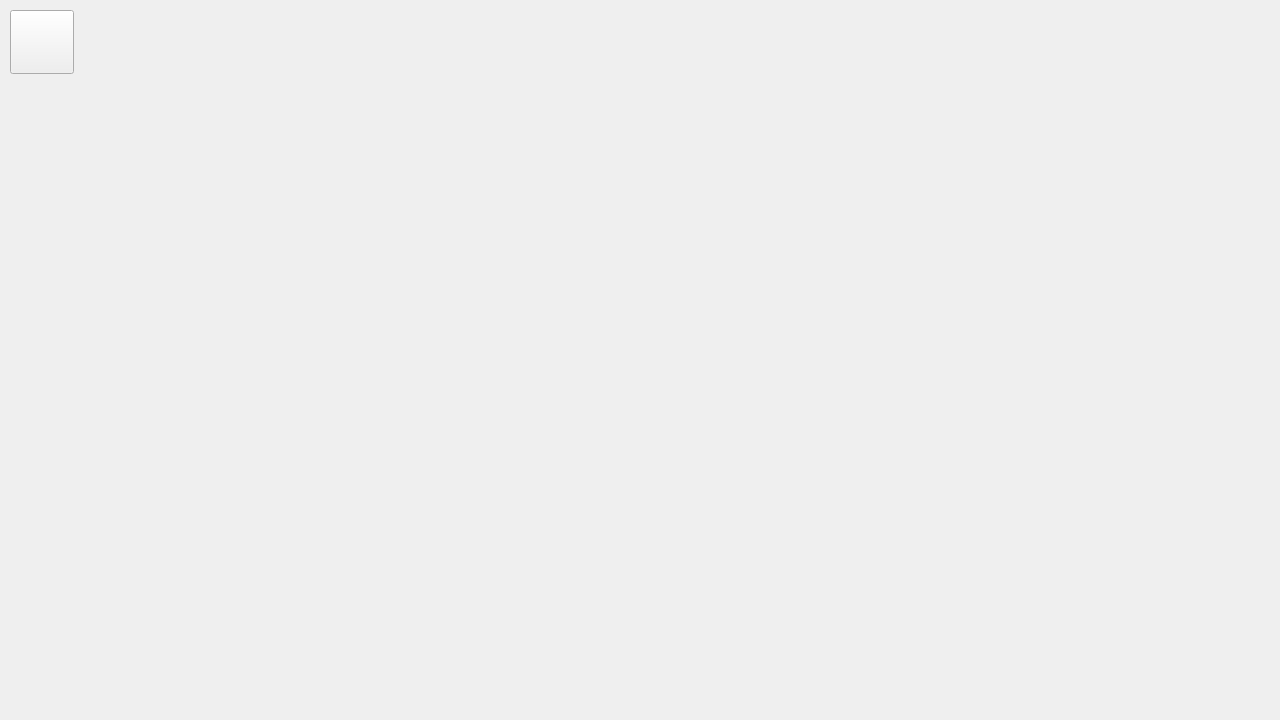
Before: the Qt Designer form MorseCodeLearner/lessonselectwindow.ui in UofU-CS3505/cs3505-assignment9-the_tigers, drawn with Qt 5.
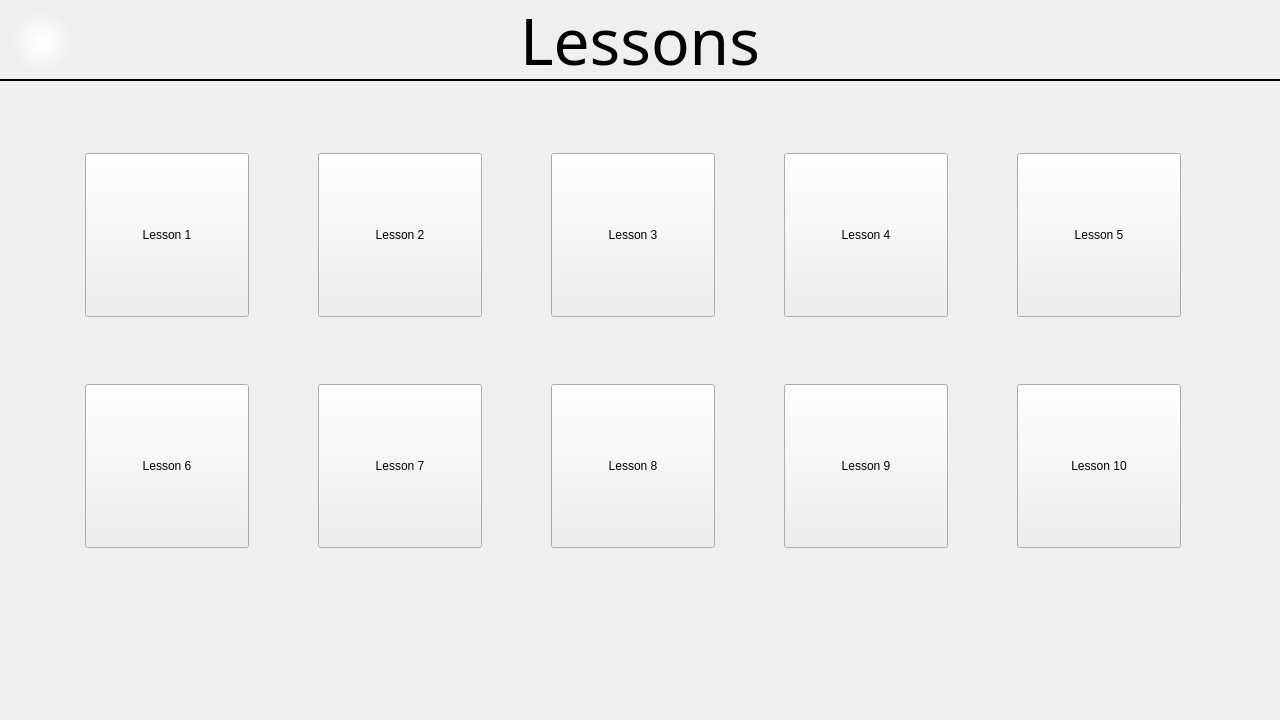
After: the same form once the commit is applied.

Commit message: Added skeleton lesson select window

What changed in the file:
```diff
--- a/MorseCodeLearner/lessonselectwindow.ui
+++ b/MorseCodeLearner/lessonselectwindow.ui
@@ -13,18 +13,282 @@
   <property name="windowTitle">
    <string>Form</string>
   </property>
-  <widget class="QPushButton" name="backButton">
+  <widget class="QFrame" name="headerFrame">
    <property name="geometry">
     <rect>
-     <x>10</x>
-     <y>10</y>
-     <width>64</width>
-     <height>64</height>
+     <x>0</x>
+     <y>0</y>
+     <width>1281</width>
+     <height>81</height>
     </rect>
    </property>
-   <property name="text">
-    <string/>
+   <property name="styleSheet">
+    <string notr="true">border: none;
+border-bottom: 2px solid black;</string>
    </property>
+   <property name="frameShape">
+    <enum>QFrame::Shape::NoFrame</enum>
+   </property>
+   <property name="frameShadow">
+    <enum>QFrame::Shadow::Sunken</enum>
+   </property>
+   <property name="lineWidth">
+    <number>1</number>
+   </property>
+   <widget class="QLabel" name="headerLabel">
+    <property name="geometry">
+     <rect>
+      <x>0</x>
+      <y>0</y>
+      <width>1280</width>
+      <height>81</height>
+     </rect>
+    </property>
+    <property name="font">
+     <font>
+      <family>Old London</family>
+      <pointsize>48</pointsize>
+     </font>
+    </property>
+    <property name="lineWidth">
+     <number>-1</number>
+    </property>
+    <property name="text">
+     <string>Lessons</string>
+    </property>
+    <property name="alignment">
+     <set>Qt::AlignmentFlag::AlignCenter</set>
+    </property>
+   </widget>
+   <widget class="QPushButton" name="backButton">
+    <property name="geometry">
+     <rect>
+      <x>10</x>
+      <y>10</y>
+      <width>64</width>
+      <height>64</height>
+     </rect>
+    </property>
+    <property name="cursor">
+     <cursorShape>PointingHandCursor</cursorShape>
+    </property>
+    <property name="focusPolicy">
+     <enum>Qt::FocusPolicy::ClickFocus</enum>
+    </property>
+    <property name="styleSheet">
+     <string notr="true">border: none;
+background-color: transparent;
+background: qradialgradient(spread:pad, cx:0.5, cy:0.5, radius:0.5, fx:0.5, fy:0.5, stop:0 rgba(255, 255, 255, 255), stop:1 rgba(255, 255, 255, 0));</string>
+    </property>
+    <property name="text">
+     <string/>
+    </property>
+   </widget>
+  </widget>
+  <widget class="QWidget" name="gridLayoutWidget">
+   <property name="geometry">
+    <rect>
+     <x>40</x>
+     <y>110</y>
+     <width>1191</width>
+     <height>481</height>
+    </rect>
+   </property>
+   <layout class="QGridLayout" name="gridLayout" rowminimumheight="0,0,0" columnminimumwidth="0,0,0,0,0">
+    <property name="spacing">
+     <number>24</number>
+    </property>
+    <item row="0" column="2">
+     <widget class="QPushButton" name="lesson3Button">
+      <property name="minimumSize">
+       <size>
+        <width>164</width>
+        <height>164</height>
+       </size>
+      </property>
+      <property name="maximumSize">
+       <size>
+        <width>164</width>
+        <height>164</height>
+       </size>
+      </property>
+      <property name="text">
+       <string>Lesson 3</string>
+      </property>
+     </widget>
+    </item>
+    <item row="0" column="1">
+     <widget class="QPushButton" name="lesson2Button">
+      <property name="minimumSize">
+       <size>
+        <width>164</width>
+        <height>164</height>
+       </size>
+      </property>
+      <property name="maximumSize">
+       <size>
+        <width>164</width>
+        <height>164</height>
+       </size>
+      </property>
+      <property name="text">
+       <string>Lesson 2</string>
+      </property>
+     </widget>
+    </item>
+    <item row="0" column="0">
+     <widget class="QPushButton" name="lesson1Button">
+      <property name="minimumSize">
+       <size>
+        <width>164</width>
+        <height>164</height>
+       </size>
+      </property>
+      <property name="maximumSize">
+       <size>
+        <width>164</width>
+        <height>164</height>
+       </size>
+      </property>
+      <property name="text">
+       <string>Lesson 1</string>
+      </property>
+     </widget>
+    </item>
+    <item row="0" column="3">
+     <widget class="QPushButton" name="lesson4Button">
+      <property name="minimumSize">
+       <size>
+        <width>164</width>
+        <height>164</height>
+       </size>
+      </property>
+      <property name="maximumSize">
+       <size>
+        <width>164</width>
+        <height>164</height>
+       </size>
+      </property>
+      <property name="text">
+       <string>Lesson 4</string>
+      </property>
+     </widget>
+    </item>
+    <item row="0" column="4">
+     <widget class="QPushButton" name="lesson5Button">
+      <property name="minimumSize">
+       <size>
+        <width>164</width>
+        <height>164</height>
+       </size>
+      </property>
+      <property name="maximumSize">
+       <size>
+        <width>164</width>
+        <height>164</height>
+       </size>
+      </property>
+      <property name="text">
+       <string>Lesson 5</string>
+      </property>
+     </widget>
+    </item>
+    <item row="1" column="3">
+     <widget class="QPushButton" name="lesson9Button">
+      <property name="minimumSize">
+       <size>
+        <width>164</width>
+        <height>164</height>
+       </size>
+      </property>
+      <property name="maximumSize">
+       <size>
+        <width>164</width>
+        <height>164</height>
+       </size>
+      </property>
+      <property name="text">
+       <string>Lesson 9</string>
+      </property>
+     </widget>
+    </item>
+    <item row="1" column="2">
+     <widget class="QPushButton" name="lesson8Button">
+      <property name="minimumSize">
+       <size>
+        <width>164</width>
+        <height>164</height>
+       </size>
+      </property>
+      <property name="maximumSize">
+       <size>
+        <width>164</width>
+        <height>164</height>
+       </size>
+      </property>
+      <property name="text">
+       <string>Lesson 8</string>
+      </property>
+     </widget>
+    </item>
+    <item row="1" column="1">
+     <widget class="QPushButton" name="lesson7Button">
+      <property name="minimumSize">
+       <size>
+        <width>164</width>
+        <height>164</height>
+       </size>
+      </property>
+      <property name="maximumSize">
+       <size>
+        <width>164</width>
+        <height>164</height>
+       </size>
+      </property>
+      <property name="text">
+       <string>Lesson 7</string>
+      </property>
+     </widget>
+    </item>
+    <item row="1" column="0">
+     <widget class="QPushButton" name="lesson6Button">
+      <property name="minimumSize">
+       <size>
+        <width>164</width>
+        <height>164</height>
+       </size>
+      </property>
+      <property name="maximumSize">
+       <size>
+        <width>164</width>
+        <height>164</height>
+       </size>
+      </property>
+      <property name="text">
+       <string>Lesson 6</string>
+      </property>
+     </widget>
+    </item>
+    <item row="1" column="4">
+     <widget class="QPushButton" name="lesson10Button">
+      <property name="minimumSize">
+       <size>
+        <width>164</width>
+        <height>164</height>
+       </size>
+      </property>
+      <property name="maximumSize">
+       <size>
+        <width>164</width>
+        <height>164</height>
+       </size>
+      </property>
+      <property name="text">
+       <string>Lesson 10</string>
+      </property>
+     </widget>
+    </item>
+   </layout>
   </widget>
  </widget>
  <resources/>
```
The commit also changes 2 other files.
